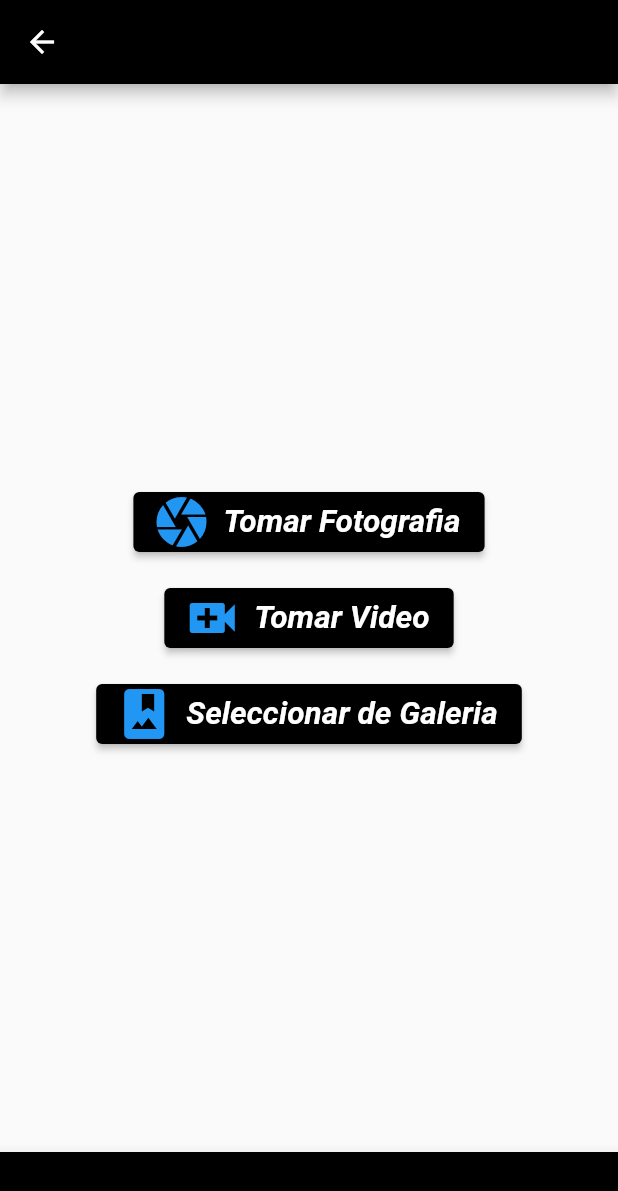
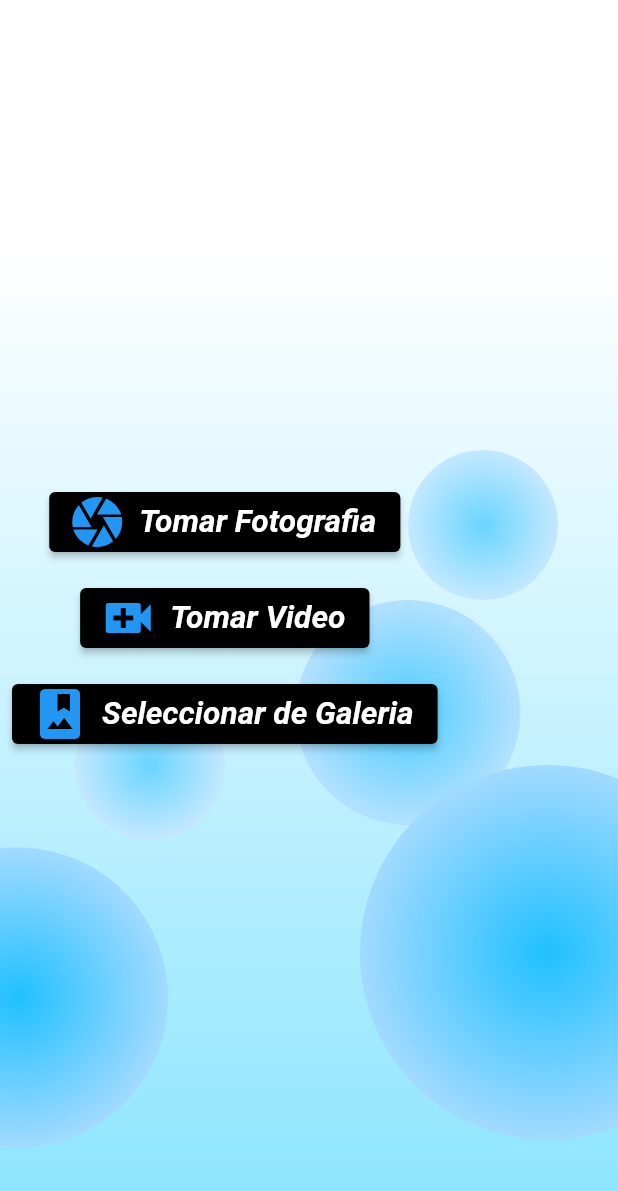
Before and after one commit to JuanPaauul/Nos-importas, a Flutter app: the CameraPage screen opened directly, on a phone screen of 412 x 824 dp. Shown: the top 1191 px of the screen. Run offline on Flutter 3.47's test engine with Material 2 defaults, Android fonts, the phone set to English and light mode, and no system bars; our stand-ins replace animate_do, animated_background, firebase_auth, firebase_core, font_awesome_flutter, geolocator and 6 more; accounts and stored records are empty.

Commit message:
detalles_fichero_background

```diff
--- a/lib/screens/camera_function.dart
+++ b/lib/screens/camera_function.dart
@@ -2,6 +2,8 @@
 
 import 'package:flutter/material.dart';
 import 'package:image_picker/image_picker.dart';
+import 'package:nos_importas/widget/background.dart';
+import 'package:nos_importas/widget/background_1.dart';
 
 class CameraPage extends StatefulWidget {
   const CameraPage({super.key});
@@ -16,11 +18,14 @@ class _CameraPageState extends State<CameraPage> {
   @override
   Widget build(BuildContext context) {
     return Scaffold(
-      appBar: AppBar(
+      /*    appBar: AppBar(
             backgroundColor: Colors.black,
-      ),
+          ),*/
       body: Center(
-        child: Column(
+        child: Stack(
+          children: [
+            Background_1(),
+            Column(
               mainAxisAlignment: MainAxisAlignment.center,
               children: <Widget>[
                 TextButton(
@@ -91,17 +96,21 @@ class _CameraPageState extends State<CameraPage> {
                 ),
               ],
             ),
+          ],
+        ),
       ),
       floatingActionButtonLocation: FloatingActionButtonLocation.centerFloat,
-      bottomNavigationBar: BottomNavigationBar(
+      /*bottomNavigationBar: BottomNavigationBar(
             iconSize: 1.0,
             backgroundColor: Colors.black,
             selectedItemColor: Colors.black,
             items: const <BottomNavigationBarItem>[
-          BottomNavigationBarItem(icon: Icon(Icons.exposure_zero), label: ('')),
-          BottomNavigationBarItem(icon: Icon(Icons.exposure_zero), label: ('')),
+              BottomNavigationBarItem(
+                  icon: Icon(Icons.exposure_zero), label: ('')),
+              BottomNavigationBarItem(
+                  icon: Icon(Icons.exposure_zero), label: ('')),
             ],
-      ),
+          ),*/
     );
   }
 
--- /dev/null
+++ b/lib/widget/animated_background.dart
@@ -0,0 +1,38 @@
+// ignore_for_file: use_key_in_widget_constructors
+
+/*import 'dart:math';
+import 'package:flutter/material.dart';
+import 'package:animated_background/animated_background.dart';*/
+
+/*class AnimatedBackground extends StatelessWidget {
+
+  @override
+  Widget build(BuildContext context) {
+    return Container();
+  }
+}*/
+
+// ignore: camel_case_types
+/*class Animated_Background extends StatefulWidget {
+  const Animated_Background({super.key});
+
+  @override
+  State<Animated_Background> createState() => _Animated_BackgroundState();
+}*/
+
+// ignore: camel_case_types
+/*class _Animated_BackgroundState extends State<Animated_Background>
+    with SingleTickerProviderStateMixin {
+  @override
+  Widget build(BuildContext context) {
+    return MaterialApp(
+      home: Scaffold(
+        body: AnimatedBackground(
+          behaviour: BubblesBehaviour(),
+          vsync: this,
+          child: Text('Hello'),
+        ),
+      ),
+    );
+  }
+}*/
--- a/lib/widget/background.dart
+++ b/lib/widget/background.dart
@@ -1,8 +1,6 @@
 import 'dart:math';
-
 import 'package:flutter/cupertino.dart';
 import 'package:flutter/material.dart';
-import 'package:google_maps_flutter/google_maps_flutter.dart';
 
 class Background extends StatelessWidget {
   // ignore: unnecessary_const
@@ -23,16 +21,16 @@ class Background extends StatelessWidget {
           decoration: boxDecoration,
         ),
         //blue box
-        Positioned(top: -180, left: 80, child: _BlueBox()),
-        Positioned(top: 550, left: -100, child: _BlueBox()),
-        Positioned(top: 470, left: 240, child: _CircleBox()),
+        Positioned(top: -180, left: 80, child: BlueBox()),
+        Positioned(top: 565, left: -88, child: BlueBox()),
+        Positioned(top: 510, left: 240, child: CircleBox()),
       ],
     );
   }
 }
 
 // ignore: camel_case_types
-class _BlueBox extends StatelessWidget {
+class BlueBox extends StatelessWidget {
   @override
   Widget build(BuildContext context) {
     return Transform.rotate(
@@ -51,7 +49,7 @@ class _BlueBox extends StatelessWidget {
   }
 }
 
-class _CircleBox extends StatelessWidget {
+class CircleBox extends StatelessWidget {
   @override
   Widget build(BuildContext context) {
     return Transform.rotate(
--- /dev/null
+++ b/lib/widget/background_1.dart
@@ -0,0 +1,108 @@
+import 'dart:math';
+import 'package:flutter/cupertino.dart';
+import 'package:flutter/material.dart';
+
+class Background_1 extends StatelessWidget {
+  // ignore: unnecessary_const
+  static const boxDecoration = const BoxDecoration(
+      gradient: LinearGradient(
+          begin: Alignment.topCenter,
+          end: Alignment.bottomCenter,
+          stops: [0.2, 10],
+          colors: [Color(0xFFFFFFFF), Color.fromARGB(255, 137, 228, 255)]));
+  const Background_1({super.key});
+
+  @override
+  Widget build(BuildContext context) {
+    return Stack(
+      children: [
+        //white gradiant
+        Container(
+          decoration: boxDecoration,
+        ),
+        //blue box
+        Positioned(top: 300, right: 40, child: CircleBox_3()),
+        Positioned(top: 460, left: 50, child: CircleBox_3()),
+        Positioned(top: 400, right: 65, child: CircleBox_2()),
+        Positioned(top: 565, left: -88, child: CircleBox_1()),
+        Positioned(top: 510, left: 240, child: CircleBox()),
+      ],
+    );
+  }
+}
+
+class CircleBox extends StatelessWidget {
+  @override
+  Widget build(BuildContext context) {
+    return Transform.rotate(
+      angle: -pi / 3,
+      child: Container(
+        width: 250,
+        height: 250,
+        decoration: BoxDecoration(
+            shape: BoxShape.circle,
+            gradient: const RadialGradient(colors: [
+              Color.fromARGB(255, 32, 192, 255),
+              Color.fromARGB(255, 162, 218, 255),
+            ])),
+      ),
+    );
+  }
+}
+
+class CircleBox_1 extends StatelessWidget {
+  @override
+  Widget build(BuildContext context) {
+    return Transform.rotate(
+      angle: -pi / 3,
+      child: Container(
+        width: 200,
+        height: 200,
+        decoration: BoxDecoration(
+            shape: BoxShape.circle,
+            gradient: const RadialGradient(colors: [
+              Color.fromARGB(255, 32, 192, 255),
+              Color.fromARGB(255, 162, 218, 255),
+            ])),
+      ),
+    );
+  }
+}
+
+class CircleBox_2 extends StatelessWidget {
+  @override
+  Widget build(BuildContext context) {
+    return Transform.rotate(
+      angle: -pi / 3,
+      child: Container(
+        width: 150,
+        height: 150,
+        decoration: BoxDecoration(
+            shape: BoxShape.circle,
+            gradient: const RadialGradient(colors: [
+              Color.fromARGB(255, 78, 205, 255),
+              Color.fromARGB(255, 180, 225, 255),
+            ])),
+      ),
+    );
+  }
+}
+
+class CircleBox_3 extends StatelessWidget {
+  @override
+  Widget build(BuildContext context) {
+    return Transform.rotate(
+      angle: -pi / 3,
+      child: Container(
+        width: 100,
+        height: 100,
+        decoration: BoxDecoration(
+            shape: BoxShape.circle,
+            gradient: const RadialGradient(colors: [
+              Color.fromARGB(255, 106, 213, 255),
+              Color.fromARGB(255, 196, 232, 255),
+            ])),
+      ),
+    );
+  }
+}
```
Lines whose indentation alone changed are shown as unchanged.
